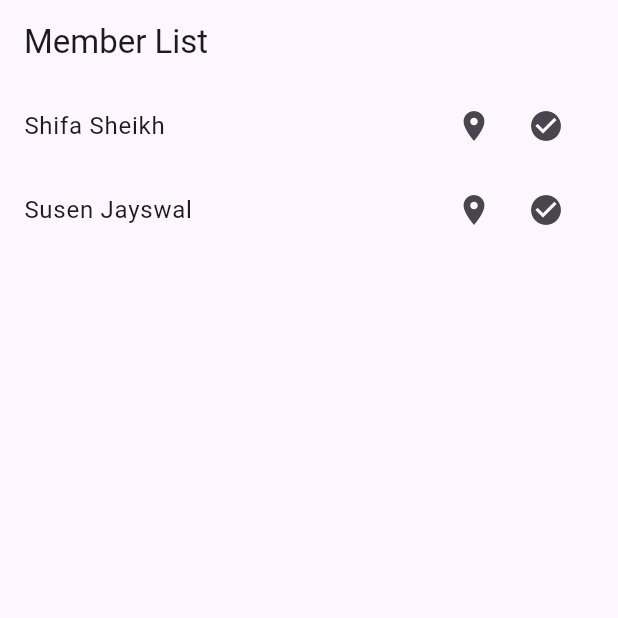
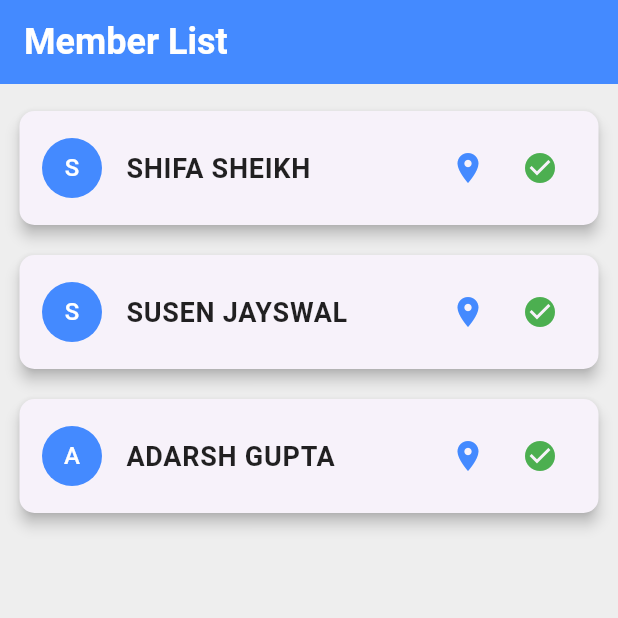
Before and after one commit to SheikhShifa/Flutter_Project, a Flutter app: the screen it shows after launch, on a phone screen of 412 x 824 dp, the top half of it. Run offline on Flutter 3.47's test engine with Material 3 defaults, Android fonts, the phone set to English and light mode, and no system bars; our stand-ins replace geolocator, google_maps_flutter; missing offline and left inert: flutter_polyline_points.

Commit message:
Updated member_screen.dart

```diff
--- a/lib/member_screen.dart
+++ b/lib/member_screen.dart
@@ -1,4 +1,4 @@
-//new code
+//code with added css property to it
 import 'package:flutter/material.dart';
 import 'package:google_maps_flutter/google_maps_flutter.dart'; // Import LatLng
 import 'member.dart';
@@ -9,39 +9,71 @@ class MemberScreen extends StatelessWidget {
   // Example member data with LatLng and attendance list
   final List<Member> members = [
     Member(
-      name: "Shifa Sheikh",
+      name: "SHIFA SHEIKH",
       currentLocation: LatLng(37.42796133580664, -122.085749655962),
       attendance: [],  // Empty attendance list
     ),
     Member(
-      name: "Susen Jayswal",
+      name: "SUSEN JAYSWAL",
       currentLocation: LatLng(37.42996133580664, -122.083749655962),
       attendance: [],  // Empty attendance list
     ),
-    //Member(
-     // name: "Alex Johnson",
-      //currentLocation: LatLng(37.42696133580664, -122.080749655962),
-      //attendance: [],  // Empty attendance list
-   // ),
+    Member(
+      name: "ADARSH GUPTA",
+      currentLocation: LatLng(37.42696133580664, -122.080749655962),
+      attendance: [],  // Empty attendance list
+    ),
   ];
 
   @override
   Widget build(BuildContext context) {
     return Scaffold(
       appBar: AppBar(
-        title: Text("Member List"),
+        title: Text(
+          "Member List",
+          style: TextStyle(
+            fontSize: 24,
+            fontWeight: FontWeight.bold,
+            color: Colors.white, // Text color in AppBar
           ),
-      body: ListView.builder(
+        ),
+        backgroundColor: Colors.blueAccent, // Background color for AppBar
+      ),
+      backgroundColor: Colors.grey[200], // Background color for the entire screen
+      body: Padding(
+        padding: const EdgeInsets.all(8.0), // Padding around the body
+        child: ListView.builder(
           itemCount: members.length,
           itemBuilder: (context, index) {
             final member = members[index];
-          return ListTile(
-            title: Text(member.name),
+            return Card(
+              elevation: 4, // Adds shadow to the card
+              margin: EdgeInsets.symmetric(vertical: 10, horizontal: 5), // Margin for the cards
+              shape: RoundedRectangleBorder(
+                borderRadius: BorderRadius.circular(10), // Rounded corners for the card
+              ),
+              child: ListTile(
+                leading: CircleAvatar(
+                  backgroundColor: Colors.blueAccent, // Background color for avatar
+                  child: Text(
+                    member.name[0], // Display the first letter of the name
+                    style: TextStyle(color: Colors.white), // White text in avatar
+                  ),
+                ),
+                title: Text(
+                  member.name,
+                  style: TextStyle(
+                    fontSize: 18,
+                    fontWeight: FontWeight.bold,
+                    color: Colors.black87, // Text color for member name
+                  ),
+                ),
                 trailing: Row(
                   mainAxisSize: MainAxisSize.min,
                   children: [
                     IconButton(
                       icon: Icon(Icons.location_on),
+                      color: Colors.blueAccent, // Color for location icon
                       onPressed: () {
                         Navigator.push(
                           context,
@@ -53,6 +85,7 @@ class MemberScreen extends StatelessWidget {
                     ),
                     IconButton(
                       icon: Icon(Icons.check_circle),
+                      color: Colors.green, // Color for attendance icon
                       onPressed: () {
                         Navigator.push(
                           context,
@@ -64,8 +97,11 @@ class MemberScreen extends StatelessWidget {
                     ),
                   ],
                 ),
+                contentPadding: EdgeInsets.symmetric(vertical: 10, horizontal: 15), // Padding inside the ListTile
+              ),
             );
           },
+        ),
       ),
     );
   }
```
Lines whose indentation alone changed are shown as unchanged.
